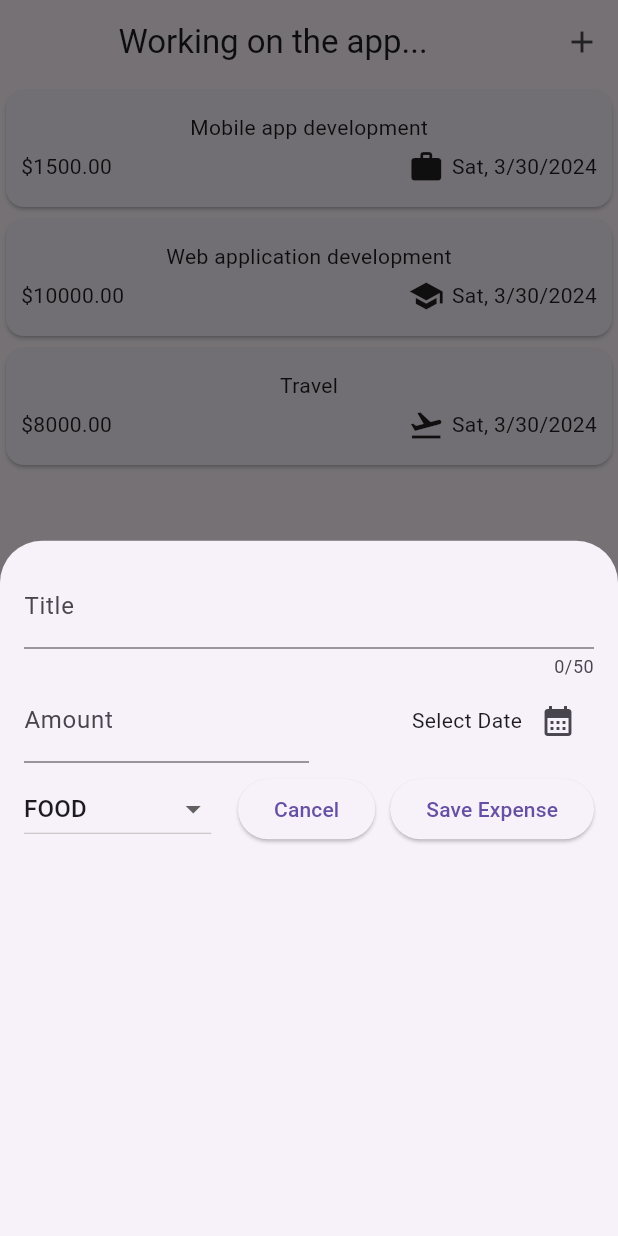
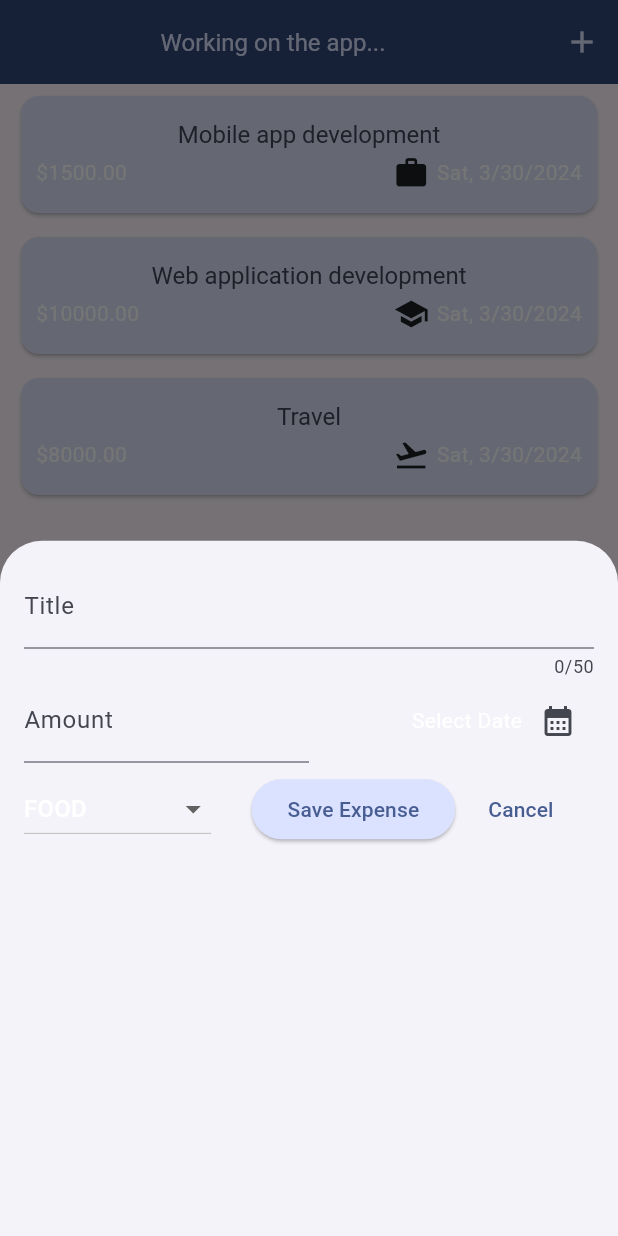
Before and after one commit to Abdelrahman2335/expenses, a Flutter app: the screen it shows after launch, after a tap on the "add" icon, on a phone screen of 412 x 824 dp. Run offline on Flutter 3.47's test engine with Material 3 defaults, Android fonts, the phone set to English and light mode, and no system bars.

Commit message:
Commit expenses

```diff
--- a/lib/bottom_sheet.dart
+++ b/lib/bottom_sheet.dart
@@ -18,7 +18,8 @@ class _AddExpenseState extends State<AddExpense> {
       _selectedDate; // we have to make the type DateTime? cuz pickedDate is the same type
 
   final formatter = DateFormat.yMd();
-  Category _selectedCategory = Category.food; // we have to give an initial value.
+  Category _selectedCategory =
+      Category.food; // we have to give an initial value.
 
   /// if you used controller so you have to use dispose, why?
   /// cuz controller is still running and working even if you closed the page or the widget,
@@ -60,8 +61,8 @@ class _AddExpenseState extends State<AddExpense> {
               Expanded(
                 child: TextField(
                   controller: _amountController,
-                  keyboardType: TextInputType
-                      .number, // this will show you the type of the keyboard that you want.
+                  keyboardType: TextInputType.number,
+                  // this will show you the type of the keyboard that you want.
                   // onChanged: (value) => _saveTitle, // this is one way how you can save the user input and you have other way using controller
                   decoration: const InputDecoration(
                     label: Text("Amount"),
@@ -79,6 +80,7 @@ class _AddExpenseState extends State<AddExpense> {
                         ? "Select Date"
                         : formatter.format(_selectedDate!)),
                     IconButton(
+
                       onPressed: () async {
                         final now = DateTime.now();
                         final startTime = DateTime(now.year -
@@ -94,7 +96,7 @@ class _AddExpenseState extends State<AddExpense> {
                         //please note that value is the date that the user choose.
                         //There is another way by using async and await
                       },
-                      icon: const Icon(Icons.calendar_month),
+                      icon: const Icon(Icons.calendar_month,),
                     ),
                   ],
                 ),
@@ -107,8 +109,8 @@ class _AddExpenseState extends State<AddExpense> {
           Row(
             children: [
               DropdownButton(
-                value:
-                    _selectedCategory, // we have to use value here so we can show the user what s/he have selected on the screen.
+                value: _selectedCategory,
+                // we have to use value here so we can show the user what s/he have selected on the screen.
                 items: Category.values
                     .map((e) => DropdownMenuItem(
                         value: e, child: Text(e.name.toUpperCase())))
@@ -121,19 +123,10 @@ class _AddExpenseState extends State<AddExpense> {
                     _selectedCategory = newVal;
                   });
                 },
-              ), //name is the name of enum value. Don't forget we did all of this because DropdownButton is (required List of DropdownMenuItem)
+              ),
+              //name is the name of enum value. Don't forget we did all of this because DropdownButton is (required List of DropdownMenuItem)
               const Spacer(),
-              Row(
-                children: [
-                  ElevatedButton(
-                    onPressed: () => Navigator.pop(context),
-                    child: const Text("Cancel"),
-                  ),
-                ],
-              ),
-              const SizedBox(
-                width: 10,
-              ),
+
               ElevatedButton(
                 onPressed: () {
                   final double? enteredAmount =
@@ -152,9 +145,14 @@ class _AddExpenseState extends State<AddExpense> {
                     showDialog(
                         context: context,
                         builder: (stx) => AlertDialog(
-                              title: const Text("Invalid data"),
-                              content: const Text(
-                                  "Please enter the title, amount, date and category corectly!"),
+                              backgroundColor: Colors.white,
+                              title: Text("Invalid data",
+                                  style:
+                                      Theme.of(context).textTheme.titleLarge),
+                              content: Text(
+                                  "Please enter the title, amount, date and category correctly!",
+                                  style:
+                                      Theme.of(context).textTheme.titleLarge),
                               actions: [
                                 TextButton(
                                     onPressed: () => Navigator.pop(
@@ -177,6 +175,20 @@ class _AddExpenseState extends State<AddExpense> {
                 },
                 child: const Text("Save Expense"),
               ),
+              const SizedBox(
+                width: 10,
+              ),
+              Row(
+                children: [
+                  Padding(
+                    padding: const EdgeInsets.only(right: 15),
+                    child: TextButton(
+                      onPressed: () => Navigator.pop(context),
+                      child: const Text("Cancel"),
+                    ),
+                  ),
+                ],
+              ),
             ],
           ),
         ],
--- a/lib/expenses_List/expenses_List.dart
+++ b/lib/expenses_List/expenses_List.dart
@@ -15,9 +15,17 @@ class ExpensesList extends StatelessWidget {
     return ListView.builder(
       itemCount: expenses.length,
       itemBuilder: (context, i) => Dismissible(
-          key: ValueKey(expenses[i]), /// we have to use key here cuz Dismiss can understand that the element that we have select is really what we want to remove.
+          background: Container(
+            color: Theme.of(context).colorScheme.error.withOpacity(0.7),
+          margin: Theme.of(context).cardTheme.margin,
+          ),
+          key: ValueKey(expenses[i]),
+
+          /// we have to use key here cuz Dismiss can understand that the element that we have select is really what we want to remove.
           /// note my friend that this ValueKey is not required and we just used this class cuz it makes the life easier for us cuz it's dynamic and it's unique for each item
-          onDismissed: (direction) => onRemoveExpense(expenses[i]), /// this is how we can remove the elements on our app.
+          onDismissed: (direction) => onRemoveExpense(expenses[i]),
+
+          /// this is how we can remove the elements on our app.
           child: ExpensesItem(expense: expenses[i])),
 
       /// when you are using LisView you have to use map and it's render part of the screen then if you scrolled down it render the next part and so on...
--- a/lib/expenses_List/expenses_item.dart
+++ b/lib/expenses_List/expenses_item.dart
@@ -12,8 +12,9 @@ class ExpensesItem extends StatelessWidget {
         child: Padding(
       padding: const EdgeInsets.symmetric(horizontal: 10, vertical: 15),
       child: Column(
+        mainAxisAlignment: MainAxisAlignment.start,
         children: [
-          Text(expense.title),
+          Text(expense.title,style: Theme.of(context).textTheme.titleLarge,),
           const SizedBox(
             height: 4,
           ),
--- a/lib/main.dart
+++ b/lib/main.dart
@@ -1,11 +1,12 @@
 import 'package:expenses/expenses.dart';
 import 'package:flutter/material.dart';
 
-void main(){
+void main() {
   runApp(const MyApp());
 }
 
-
+var myColorScheme = ColorScheme.fromSeed(seedColor: const Color.fromARGB(255, 59, 96, 179));
+var myDarkColorScheme = ColorScheme.fromSeed(seedColor: const Color.fromARGB(255, 59, 96, 179));
 
 class MyApp extends StatelessWidget {
   const MyApp({super.key});
@@ -14,9 +15,56 @@ class MyApp extends StatelessWidget {
   Widget build(BuildContext context) {
     return MaterialApp(
       debugShowCheckedModeBanner: false,
-      theme: ThemeData(
-        useMaterial3: true
+      themeMode: ThemeMode.system,
+      theme: ThemeData().copyWith(
+        colorScheme: myColorScheme,
+        appBarTheme: AppBarTheme().copyWith(
+          backgroundColor: myColorScheme.onPrimaryContainer,
+          foregroundColor: myColorScheme.primaryContainer,
+        ),
+        cardTheme: CardTheme().copyWith(
+            color: myColorScheme.secondaryContainer,
+            margin: const EdgeInsets.symmetric(horizontal: 14, vertical: 8)),
+      elevatedButtonTheme: ElevatedButtonThemeData(
+        style: ElevatedButton.styleFrom(
+          backgroundColor: myColorScheme.primaryContainer
+        ),
       ),
+        textTheme: TextTheme().copyWith(
+          titleLarge: TextStyle(
+            fontWeight: FontWeight.normal,
+            color: myColorScheme.onSecondaryContainer,
+            fontSize: 16,
+          )
+        ),
+      ),darkTheme: ThemeData.dark().copyWith(
+        colorScheme: myDarkColorScheme,
+        appBarTheme: AppBarTheme().copyWith(
+          backgroundColor: myDarkColorScheme.onPrimaryContainer,
+          foregroundColor: myDarkColorScheme.primaryContainer,
+        ),
+        cardTheme: CardTheme().copyWith(
+            color: myDarkColorScheme.secondaryContainer,
+            margin: const EdgeInsets.symmetric(horizontal: 14, vertical: 8)),
+
+      elevatedButtonTheme: ElevatedButtonThemeData(
+        style: ElevatedButton.styleFrom(
+          backgroundColor: myDarkColorScheme.primaryContainer
+        ),
+      ),
+        textTheme: TextTheme().copyWith(
+          titleLarge: TextStyle(
+            fontWeight: FontWeight.normal,
+            color: myDarkColorScheme.onSecondaryContainer,
+            fontSize: 16,
+          )
+        ),
+      bottomSheetTheme: BottomSheetThemeData().copyWith(
+        backgroundColor: myDarkColorScheme.secondaryContainer,
+      ),
+
+      ),
+
       home: const Expenses(),
     );
   }
```
